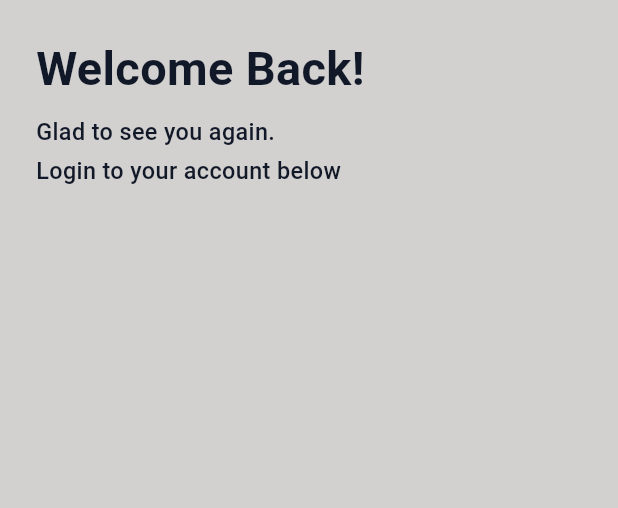
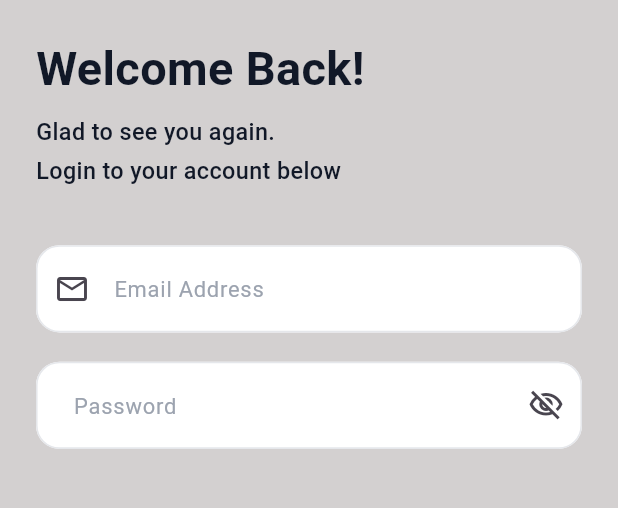
Before and after one commit to AmrReda92/fad-task, a Flutter app: the screen it shows after launch, on a phone screen of 412 x 824 dp, the part 138-646 px from its top. Run offline on Flutter 3.47's test engine with Material 3 defaults, Android fonts, the phone set to English and light mode, and no system bars; our stand-ins replace flutter_screenutil, flutter_svg.

Commit message:
added reusable custom text form field

```diff
--- /dev/null
+++ b/lib/core/shared_widgets/custom_text_form_field.dart
@@ -0,0 +1,127 @@
+import 'package:fad_app/core/theme/app_colors.dart';
+import 'package:fad_app/core/theme/app_text_styles.dart';
+import 'package:flutter/material.dart';
+import 'package:flutter_screenutil/flutter_screenutil.dart';
+
+class CustomTextFormField extends StatefulWidget {
+  const CustomTextFormField({
+    super.key,
+    this.controller,
+    this.validator,
+    this.keyboardType,
+    this.textInputAction,
+    this.prefixIcon,
+    this.suffixIcon,
+    this.hintText,
+    this.obscureText = false,
+    this.onChanged,
+    this.onFieldSubmitted,
+    this.onTap,
+    this.isPassword = false ,
+    this.maxLines = 1,
+  });
+
+  final TextEditingController? controller;
+  final String? Function(String?)? validator;
+  final TextInputType? keyboardType;
+  final TextInputAction? textInputAction;
+  final Widget? prefixIcon;
+  final Widget? suffixIcon;
+  final String? hintText;
+  final bool obscureText;
+  final int maxLines;
+  final bool isPassword;
+
+  final void Function(String)? onChanged;
+  final void Function(String)? onFieldSubmitted;
+  final VoidCallback? onTap;
+
+  @override
+  State<CustomTextFormField> createState() => _CustomTextFormFieldState();
+}
+
+class _CustomTextFormFieldState extends State<CustomTextFormField> {
+  late bool isObscure;
+
+  @override
+  void initState() {
+    super.initState();
+    isObscure = widget.obscureText;
+  }
+
+  @override
+  Widget build(BuildContext context) {
+    return TextFormField(
+      controller: widget.controller,
+      validator: widget.validator,
+      keyboardType: widget.keyboardType,
+      textInputAction: widget.textInputAction,
+      obscureText: isObscure,
+      maxLines: widget.maxLines,
+      onChanged: widget.onChanged,
+      onFieldSubmitted: widget.onFieldSubmitted,
+      onTap: widget.onTap,
+      style: AppTextStyles.font16MediumBlack,
+      decoration: InputDecoration(
+        hintText: widget.hintText,
+        hintStyle: AppTextStyles.font15RegularLightGrey,
+
+        prefixIcon: widget.prefixIcon,
+        suffixIcon: widget.isPassword
+            ? IconButton(
+          onPressed: () {
+            setState(() {
+              isObscure = !isObscure;
+            });
+          },
+          icon: Icon(
+            isObscure
+                ? Icons.visibility_off_outlined
+                : Icons.visibility_outlined,
+          ),
+        )
+            : null,
+
+        filled: true,
+        fillColor: AppColors.white,
+
+        contentPadding: EdgeInsets.symmetric(
+          horizontal: 20.w,
+          vertical: 18.h,
+        ),
+
+        enabledBorder: OutlineInputBorder(
+          borderRadius: BorderRadius.circular(16.r),
+          borderSide: BorderSide(
+            color: AppColors.border,
+            width: 1.w,
+          ),
+        ),
+
+        focusedBorder: OutlineInputBorder(
+          borderRadius: BorderRadius.circular(16.r),
+          borderSide: BorderSide(
+            color: AppColors.primary,
+            width: 1.5.w,
+          ),
+        ),
+
+        errorBorder: OutlineInputBorder(
+          borderRadius: BorderRadius.circular(16.r),
+          borderSide: BorderSide(
+            color: AppColors.error,
+            width: 1.w,
+          ),
+        ),
+
+        focusedErrorBorder: OutlineInputBorder(
+          borderRadius: BorderRadius.circular(16.r),
+          borderSide: BorderSide(
+            color: AppColors.error,
+            width: 1.5.w,
+          ),
+        ),
+      ),
+    );
+  }
+}
--- a/lib/features/auth/presentation/ui/login_screen.dart
+++ b/lib/features/auth/presentation/ui/login_screen.dart
@@ -1,5 +1,7 @@
 import 'package:flutter/material.dart';
+import 'package:flutter_screenutil/flutter_screenutil.dart';
 
+import '../../../../core/shared_widgets/custom_text_form_field.dart';
 import '../widgets/login_header.dart';
 
 class LoginScreen extends StatelessWidget {
@@ -7,7 +9,7 @@ class LoginScreen extends StatelessWidget {
 
   @override
   Widget build(BuildContext context) {
-    return const Scaffold(
+    return Scaffold(
       body: SafeArea(
         child: SingleChildScrollView(
           child: Padding(
@@ -18,7 +20,28 @@ class LoginScreen extends StatelessWidget {
             child: Column(
               crossAxisAlignment: CrossAxisAlignment.start,
               children: [
-                LoginHeader(),
+               const LoginHeader(),
+
+                CustomTextFormField(
+                  hintText: 'Email Address',
+                  keyboardType: TextInputType.emailAddress,
+                  textInputAction: TextInputAction.next,
+                  prefixIcon: Icon(Icons.email_outlined),
+                ),
+
+                SizedBox(height: 20.h),
+
+                CustomTextFormField(
+                  hintText: 'Password',
+                  obscureText: true,
+                  isPassword: true,
+                  textInputAction: TextInputAction.done,
+                ),
+
+                SizedBox(height: 20.h),
+
+
+
 
               ],
             ),
```
